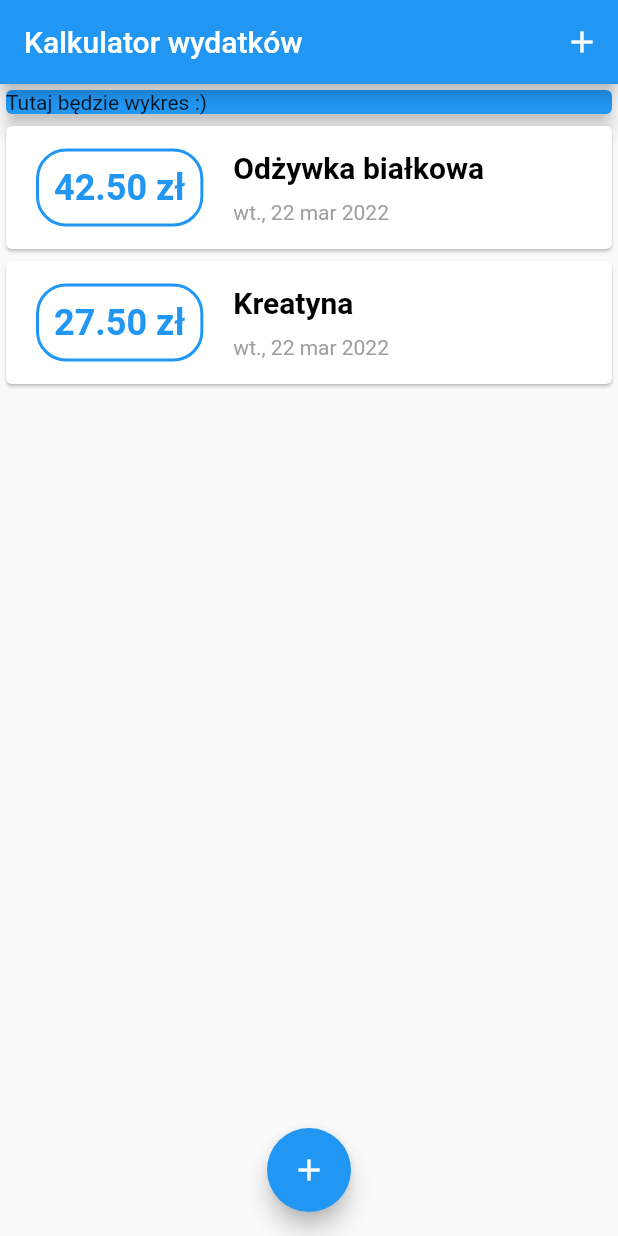
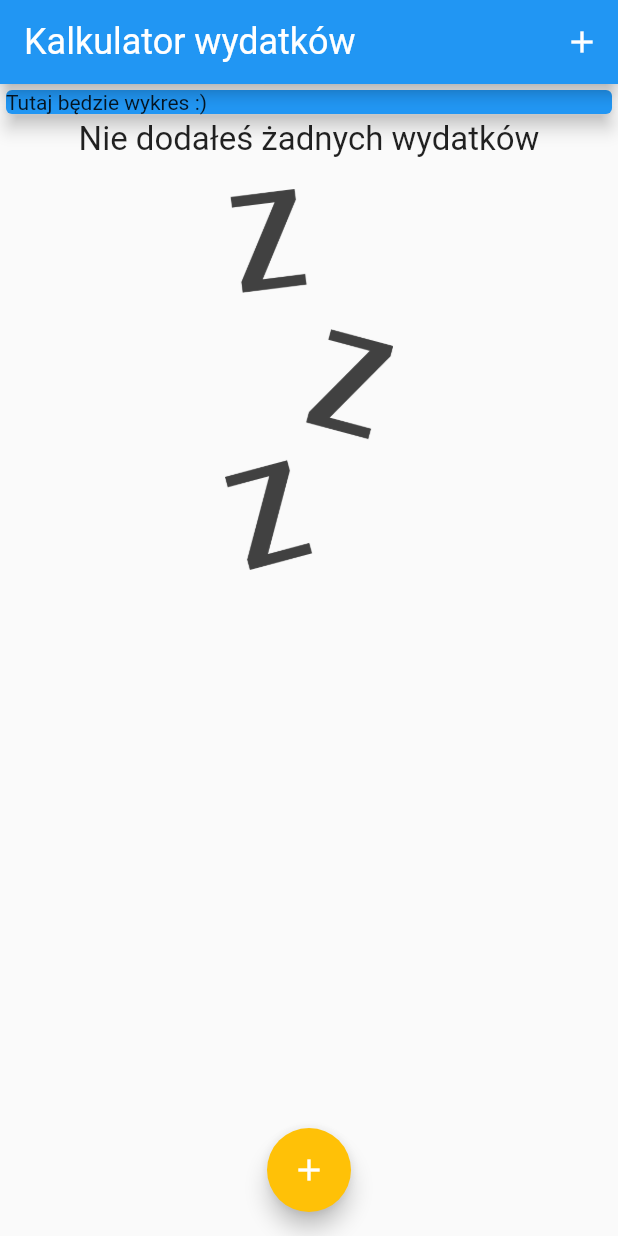
Before and after one commit to Piter98pl/ExpensesApp, a Flutter app: the screen it shows after launch, on a phone screen of 412 x 824 dp. Run offline on Flutter 3.47's test engine with Material 2 defaults, Android fonts, the phone set to English and light mode, and no system bars; Roboto replaces fonts that are missing (OpenSans).

Commit message:
Added appBar theme, fonts and image if list of transactions is empty

```diff
--- a/lib/main.dart
+++ b/lib/main.dart
@@ -1,7 +1,4 @@
-import 'dart:ffi';
-
 import 'package:flutter/material.dart';
-import 'package:flutter_complete_guide/widgets/transaction_list.dart';
 import 'package:intl/date_symbol_data_local.dart';
 
 import './widgets/new_transaction.dart';
@@ -16,7 +13,37 @@ class MyApp extends StatelessWidget {
   @override
   Widget build(BuildContext context) {
     return MaterialApp(
-      title: 'Flutter App',
+      title: 'Kalkulator wydatków',
+      // this is the title you see when the app is in background mode, in the task manager and so on
+      theme: ThemeData(
+        // theme allows you to set up a global application-wide theme
+        colorScheme: ColorScheme.fromSwatch(
+          primarySwatch: Colors.blue,
+        ).copyWith(
+          secondary: Colors.amber,
+        ),
+        //primary swatch is based on one single color but it automatically generates different shades(odcienie) of that color automatically behind the scenes, all this shades are generated on that one color you pass there
+        //floatingButton by default take secondary color  as primary
+        fontFamily: 'Quicksand',
+        textTheme: ThemeData.light().textTheme.copyWith(
+              //title theme for the rest of the app
+              headline6: TextStyle(
+                fontFamily: 'OpenSans',
+                fontWeight: FontWeight.normal,
+                fontSize: 22,
+              ),
+            ),
+        appBarTheme: AppBarTheme(
+          //title theme for the app bar
+          titleTextStyle: TextStyle(
+              fontFamily: 'OpenSans',
+              fontSize: 24,
+              fontWeight: FontWeight.normal),
+        ),
+        // we assign new textTheme for our AppBar, so that all text elements in the AppBar receive that theme and we based it on the default textTheme, so that we don't have to overwrite everything like font sizes and so on,
+        //but we use default texttheme and copy that with some overwritten values
+        //now with that we are using the basic textTheme with our own settings mixed in and we apply that to all texts in AppBar
+      ),
       home: MyHomePage(),
     );
   }
@@ -31,18 +58,18 @@ class _MyHomePageState extends State<MyHomePage> {
   // String titleInput; //input values are always Strings by default
 
   final List<Transaction> _userTransactions = [
-    Transaction(
-      id: 'tx1',
-      title: 'Odżywka białkowa',
-      amount: 42.50,
-      date: DateTime.now(),
-    ),
-    Transaction(
-      id: 'tx2',
-      title: 'Kreatyna',
-      amount: 27.50,
-      date: DateTime.now(),
-    ),
+    // Transaction(
+    //   id: 'tx1',
+    //   title: 'Odżywka białkowa',
+    //   amount: 42.50,
+    //   date: DateTime.now(),
+    // ),
+    // Transaction(
+    //   id: 'tx2',
+    //   title: 'Kreatyna',
+    //   amount: 27.50,
+    //   date: DateTime.now(),
+    // ),
   ];
 
   void _addNewTransaction(String transactionTitle, double transactionAmount) {
@@ -76,7 +103,10 @@ class _MyHomePageState extends State<MyHomePage> {
 
     return Scaffold(
       appBar: AppBar(
-        title: Text('Kalkulator wydatków'),
+        title: Text(
+          'Kalkulator wydatków',
+          style: TextStyle(fontFamily: 'OpenSans'),
+        ),
         actions: [
           IconButton(
             onPressed: () => _startAddNewTransaction(
--- a/lib/widgets/transaction_list.dart
+++ b/lib/widgets/transaction_list.dart
@@ -12,14 +12,34 @@ class TransactionList extends StatelessWidget {
   Widget build(BuildContext context) {
     return Container(
       height: 300,
-      child: ListView.builder(
+      child: transactions.isEmpty
+          ? Column(
+              children: [
+                Text(
+                  'Nie dodałeś żadnych wydatków',
+                  style: Theme.of(context).textTheme.headline6,
+                ),
+                SizedBox(
+                  //empty box which we dont see on the screen but wchich still occupies its space, it still occupies 10 pixels
+                  height: 20,
+                ),
+                Flexible(
+                  //Flexible helps size widgets that are relative to their parent, and if you want to adjust those widgets when their parents size changes
+                  child: Image.asset(
+                    'assets/images/waiting.png',
+                    fit: BoxFit.cover,
+                  ),
+                ),
+              ],
+            )
+          : ListView.builder(
               itemBuilder: (context, index) {
                 // builder method requires itemBuilder you must proivide this arguemnt,
-          //itemBuilder takes a function that will give  us a context, we get that automatically Flutter manages that for us
+                //itemBuilder takes a function that will give  us a context, we get that automatically, Flutter manages that for us
                 //context is this meta object with which we haven't really worked thus far, which holds information about the position of the widget in the widget tree
                 // it give us also a number of type int and that actually will be the index of the item we're currently building.
                 //To sum up. itemBuilder take a function so you need to provide a function here, either a named function or as in here an anonymous function
-          //the value of context(it can be any name) well be BuildContext, this function is not called by me so it's not my job to provide these arguments, it's called by Flutter because it calls this builder function here  for every new item it wants to render on the screen
+                //the value of context(it can be any name) well be of type BuildContext, this function is not called by me so it's not my job to provide these arguments, it's called by Flutter because it calls this builder function here  for every new item it wants to render on the screen
                 // and it gives us a context which we don't need here but still we get it and it gives us also and index of that item so is it the first item, second item, third.... of the items it should render
                 return Card(
                   // in here we need to return a widget inside this builder method, that i built for this item we're currently looking at  so a widget that is build for the first item, for the second item and so on
@@ -27,21 +47,24 @@ class TransactionList extends StatelessWidget {
                     children: [
                       Container(
                         padding: EdgeInsets.all(10),
-                  margin: EdgeInsets.symmetric(vertical: 15, horizontal: 20),
+                        margin:
+                            EdgeInsets.symmetric(vertical: 15, horizontal: 20),
                         decoration: BoxDecoration(
                           borderRadius: BorderRadius.all(Radius.circular(20)),
                           border: Border.all(
-                      color: Colors.blue,
+                            color: Theme.of(context).colorScheme.primary,
                             width: 2,
                           ),
                         ),
                         child: Text(
-                    '${transactions[index].amount.toStringAsFixed(2)} zł', //interpolacja stringa, pewne miejsce w stringu zostaje zastąpione wartością za pomocą znaku $ oraz {}, nie musimy dodawac .toString
+                          '${transactions[index].amount.toStringAsFixed(2)} zł',
+                          //interpolacja stringa, pewne miejsce w stringu zostaje zastąpione wartością za pomocą znaku $ oraz {}, nie musimy dodawac .toString
                           //.toStringAsFixed(2) special kind of .toString which defines how many decimal places you want to show
                           style: TextStyle(
                             fontWeight: FontWeight.bold,
                             fontSize: 24,
-                        color: Colors.blue),
+                            color: Theme.of(context).colorScheme.primary,
+                          ),
                         ),
                       ),
                       Column(
@@ -49,13 +72,8 @@ class TransactionList extends StatelessWidget {
                         children: [
                           Container(
                             margin: EdgeInsets.symmetric(vertical: 5),
-                      child: Text(
-                        transactions[index].title,
-                        style: TextStyle(
-                            fontWeight: FontWeight.bold,
-                            fontSize: 20,
-                            color: Colors.black),
-                      ),
+                            child: Text(transactions[index].title,
+                                style: Theme.of(context).textTheme.headline6),
                           ),
                           Container(
                             margin: EdgeInsets.symmetric(vertical: 5),
@@ -74,8 +92,8 @@ class TransactionList extends StatelessWidget {
                   ),
                 );
               },
-        itemCount: transactions
-            .length, // for ListView.builder() we cant provide children thing, instead what we need to provide is the itemCount argument and it defines how many items should be built,
+              itemCount: transactions.length,
+              // for ListView.builder() we cant provide children thing, instead what we need to provide is the itemCount argument and it defines how many items should be built,
               // in our case that would be the length of our transactions list, so we pass transactions.length
             ),
     );
```
Also changed, not shown: pubspec.yaml (+21 -15 lines), assets/fonts/OpenSans-Bold.ttf (added), assets/fonts/OpenSans-Regular.ttf (added), assets/fonts/Quicksand-Bold.ttf (added), assets/fonts/Quicksand-Light.ttf (added), assets/fonts/Quicksand-Medium.ttf (added), assets/fonts/Quicksand-Regular.ttf (added), assets/images/waiting.png (added). Lines whose indentation alone changed are shown as unchanged.
